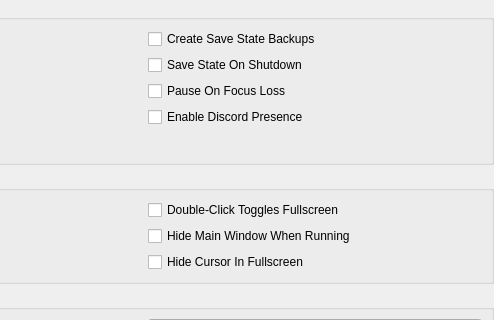
This is pcsx2-qt/Settings/InterfaceSettingsWidget.ui in nixxou/pcsx2 as Qt 5 draws it before an edit; both pictures show x 204 to 698 and y 0 to 320 of the 698 by 740 pixel window. The edited form follows.
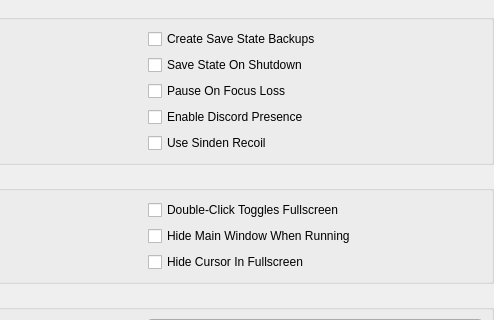
This is the edited form.

Commit message: siden recoil groundwork

What changed in the file:
```diff
--- a/pcsx2-qt/Settings/InterfaceSettingsWidget.ui
+++ b/pcsx2-qt/Settings/InterfaceSettingsWidget.ui
@@ -91,7 +91,14 @@
          <string>AutoBoot SaveState 10</string>
         </property>
        </widget>
-      </item>		 
+      </item>
+      <item row="5" column="1">
+       <widget class="QCheckBox" name="sindenRecoil">
+        <property name="text">
+         <string>Use Sinden Recoil</string>
+        </property>
+       </widget>
+      </item>			 
      </layout>
     </widget>
    </item>
```
The commit also changes 33 other files.
